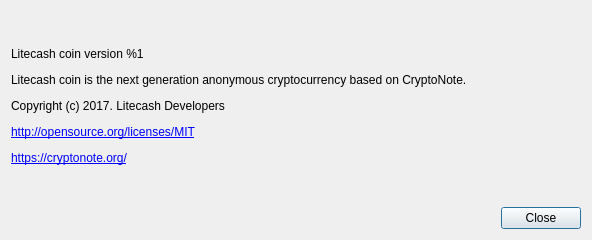
First picture: the form in src/gui/ui/aboutdialog.ui, repository snoopcode/litecash-wallet, before the edit.
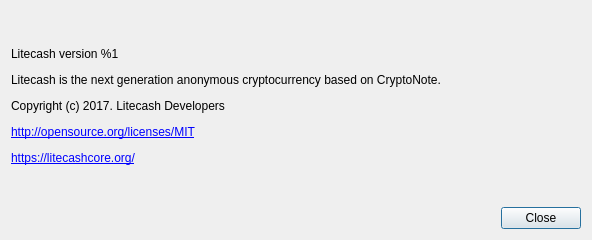
Second picture: the form after the edit.

Patch:
```diff
--- a/src/gui/ui/aboutdialog.ui
+++ b/src/gui/ui/aboutdialog.ui
@@ -41,7 +41,7 @@
       </sizepolicy>
      </property>
      <property name="text">
-      <string>&lt;html&gt;&lt;head/&gt;&lt;body&gt;&lt;p&gt;Litecash coin version %1&lt;/p&gt;&lt;p&gt;Litecash coin is the next generation anonymous cryptocurrency based on CryptoNote.&lt;/p&gt;&lt;p&gt;Copyright (c) 2017. Litecash Developers&lt;/p&gt;&lt;p&gt;&lt;a href=&quot;http://opensource.org/licenses/MIT&quot;&gt;&lt;span style=&quot; text-decoration: underline; color:#0000ff;&quot;&gt;http://opensource.org/licenses/MIT&lt;/span&gt;&lt;/a&gt;&lt;/p&gt;&lt;p&gt;&lt;a href=&quot;https://litecashcore.org/&quot;&gt;&lt;span style=&quot; text-decoration: underline; color:#0000ff;&quot;&gt;https://cryptonote.org/&lt;/span&gt;&lt;/a&gt;&lt;/p&gt;&lt;/body&gt;&lt;/html&gt;</string>
+      <string>&lt;html&gt;&lt;head/&gt;&lt;body&gt;&lt;p&gt;Litecash version %1&lt;/p&gt;&lt;p&gt;Litecash is the next generation anonymous cryptocurrency based on CryptoNote.&lt;/p&gt;&lt;p&gt;Copyright (c) 2017. Litecash Developers&lt;/p&gt;&lt;p&gt;&lt;a href=&quot;http://opensource.org/licenses/MIT&quot;&gt;&lt;span style=&quot; text-decoration: underline; color:#0000ff;&quot;&gt;http://opensource.org/licenses/MIT&lt;/span&gt;&lt;/a&gt;&lt;/p&gt;&lt;p&gt;&lt;a href=&quot;https://litecashcore.org/&quot;&gt;&lt;span style=&quot; text-decoration: underline; color:#0000ff;&quot;&gt;https://litecashcore.org/&lt;/span&gt;&lt;/a&gt;&lt;/p&gt;&lt;/body&gt;&lt;/html&gt;</string>
      </property>
      <property name="textFormat">
       <enum>Qt::RichText</enum>
```
